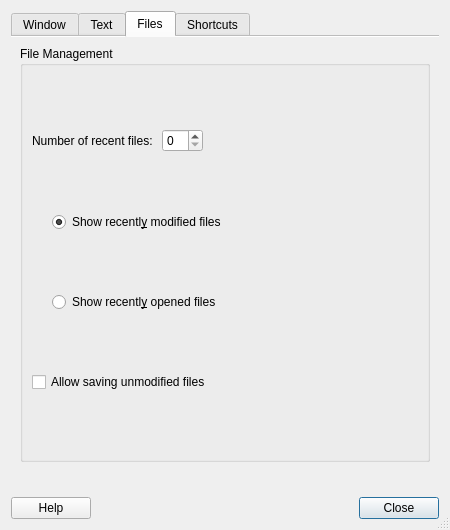
Above: featherpad/prefDialog.ui from tembun/fpad before the change. Below: the same form after it.
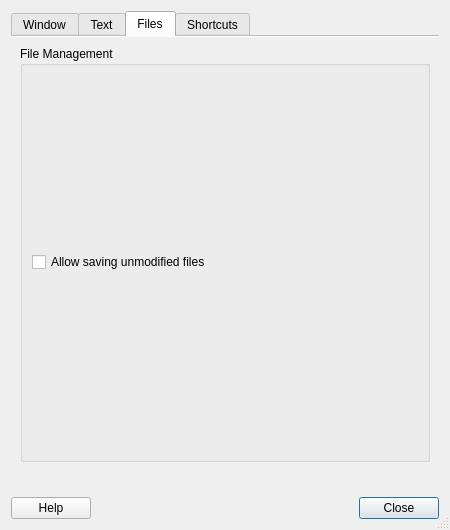
That is the form after the change. The open tabs and pages were chosen to show the change. Icons and pictures are not drawn.

Commit message: remove recent files setting

```diff
--- a/featherpad/prefDialog.ui
+++ b/featherpad/prefDialog.ui
@@ -414,114 +414,6 @@
           <string>File Management</string>
          </property>
          <layout class="QVBoxLayout" name="verticalLayout_4">
-          <item>
-           <layout class="QHBoxLayout" name="horizontalLayout_10">
-            <item>
-             <widget class="QLabel" name="recentLabel">
-              <property name="toolTip">
-               <string>The maximum number of recently modified or
-opened files FeatherPad shows. The default
-is 10.
-
-Needs application restart to take effect.</string>
-              </property>
-              <property name="text">
-               <string>Number of recent files: </string>
-              </property>
-             </widget>
-            </item>
-            <item>
-             <widget class="QSpinBox" name="recentSpin">
-              <property name="toolTip">
-               <string>The maximum number of recently modified or
-opened files FeatherPad shows. The default
-is 10.
-
-Needs application restart to take effect.</string>
-              </property>
-              <property name="minimum">
-               <number>0</number>
-              </property>
-              <property name="maximum">
-               <number>20</number>
-              </property>
-             </widget>
-            </item>
-            <item>
-             <spacer name="horizontalSpacer_11">
-              <property name="orientation">
-               <enum>Qt::Horizontal</enum>
-              </property>
-              <property name="sizeType">
-               <enum>QSizePolicy::MinimumExpanding</enum>
-              </property>
-              <property name="sizeHint" stdset="0">
-               <size>
-                <width>5</width>
-                <height>5</height>
-               </size>
-              </property>
-             </spacer>
-            </item>
-           </layout>
-          </item>
-          <item>
-           <layout class="QHBoxLayout" name="horizontalLayout_11">
-            <item>
-             <spacer name="horizontalSpacer_12">
-              <property name="orientation">
-               <enum>Qt::Horizontal</enum>
-              </property>
-              <property name="sizeType">
-               <enum>QSizePolicy::Fixed</enum>
-              </property>
-              <property name="sizeHint" stdset="0">
-               <size>
-                <width>20</width>
-                <height>5</height>
-               </size>
-              </property>
-             </spacer>
-            </item>
-            <item>
-             <widget class="QRadioButton" name="modifiedButton">
-              <property name="text">
-               <string>Show recentl&amp;y modified files</string>
-              </property>
-              <property name="checked">
-               <bool>true</bool>
-              </property>
-             </widget>
-            </item>
-           </layout>
-          </item>
-          <item>
-           <layout class="QHBoxLayout" name="horizontalLayout_12">
-            <item>
-             <spacer name="horizontalSpacer_13">
-              <property name="orientation">
-               <enum>Qt::Horizontal</enum>
-              </property>
-              <property name="sizeType">
-               <enum>QSizePolicy::Fixed</enum>
-              </property>
-              <property name="sizeHint" stdset="0">
-               <size>
-                <width>20</width>
-                <height>5</height>
-               </size>
-              </property>
-             </spacer>
-            </item>
-            <item>
-             <widget class="QRadioButton" name="openedButton">
-              <property name="text">
-               <string>Show recentl&amp;y opened files</string>
-              </property>
-             </widget>
-            </item>
-           </layout>
-          </item>
           <item>
            <widget class="QCheckBox" name="unmodifiedSaveBox">
             <property name="toolTip">
```
The commit also changes 6 other files.
